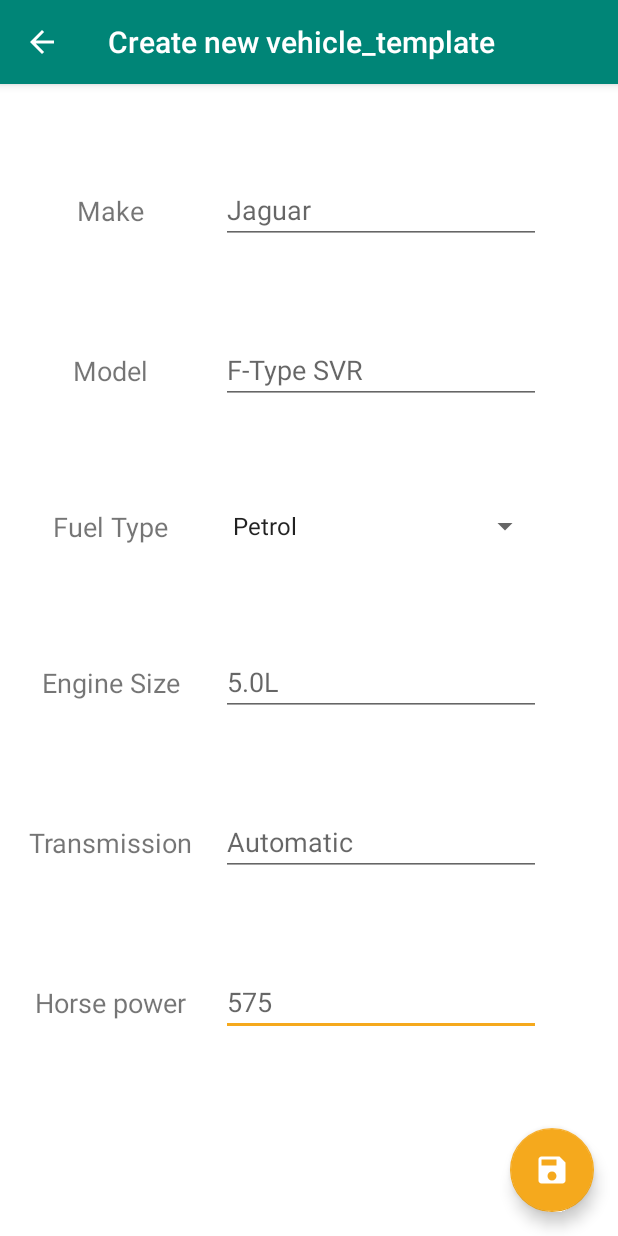
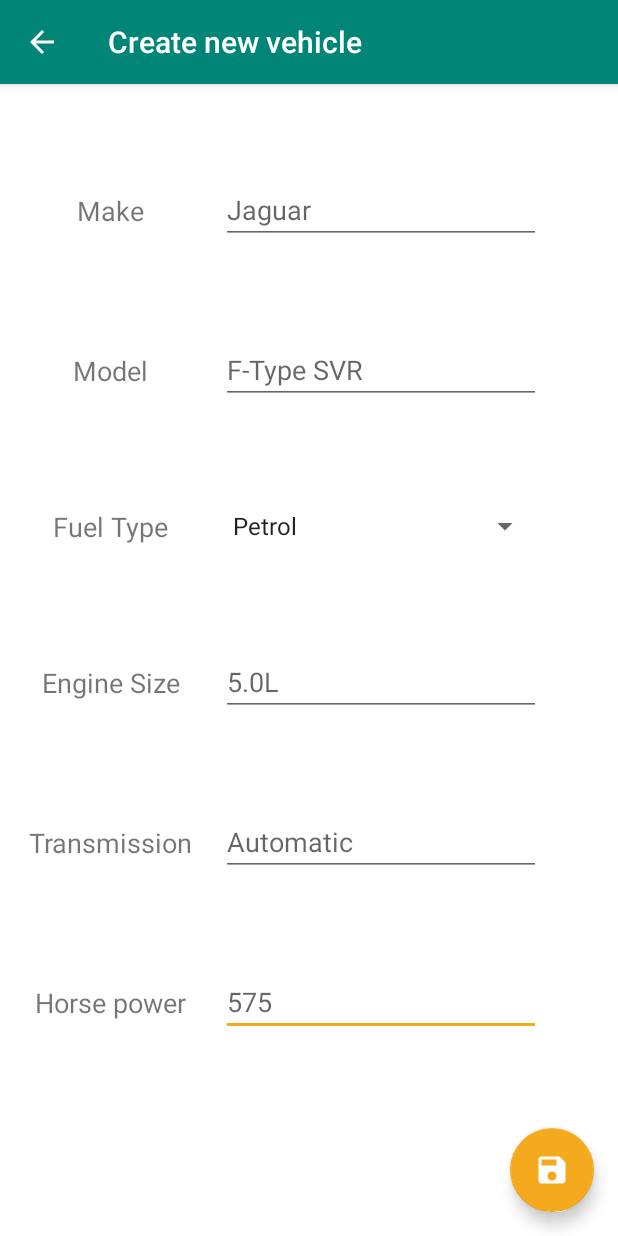
Before and after one commit to Barcode36/FuelDiet, an Android app: the AddNewVehicleActivity screen opened directly, with no data from a screen before it, on a phone screen of 412 x 824 dp. Run offline under Robolectric (Android 15) with nearby library versions, the phone set to English and light mode, and no system bars.

Commit message:
fixed display bugs

```diff
--- a/app/src/main/java/com/example/fueldiet/AddNewVehicleActivity.java
+++ b/app/src/main/java/com/example/fueldiet/AddNewVehicleActivity.java
@@ -34,7 +34,7 @@
         setContentView(R.layout.activity_add_new_vehicle);
 
         ActionBar actionBar = getSupportActionBar();
-        actionBar.setTitle("Create new vehicle_template");
+        actionBar.setTitle(R.string.create_new_vehicle_title);
 
         make = findViewById(R.id.editText_make);
         model = findViewById(R.id.editText_model);
--- a/app/src/main/java/com/example/fueldiet/EditVehicleActivity.java
+++ b/app/src/main/java/com/example/fueldiet/EditVehicleActivity.java
@@ -33,7 +33,7 @@
         dbHelper = new FuelDietDBHelper(this);
 
         ActionBar actionBar = getSupportActionBar();
-        actionBar.setTitle("Edit " + dbHelper.getVehicle(vehicleID).getModel());
+        actionBar.setTitle(R.string.edit_vehicle_title);
 
 
         displayValues();
--- a/app/src/main/res/values/strings.xml
+++ b/app/src/main/res/values/strings.xml
@@ -22,6 +22,10 @@
     <string name="placeholder_jaguar">Jaguar</string>
     <string name="placeholder_horse_power">575</string>
     <string name="horse_power_new">Horse power</string>
+
+    <!-- Activity titles -->
+    <string name="create_new_vehicle_title">Create new vehicle</string>
+    <string name="edit_vehicle_title">Edit vehicle</string>
 
     <!-- Fragments titles -->
     <string name="tab_text_1">Consumption</string>
```
